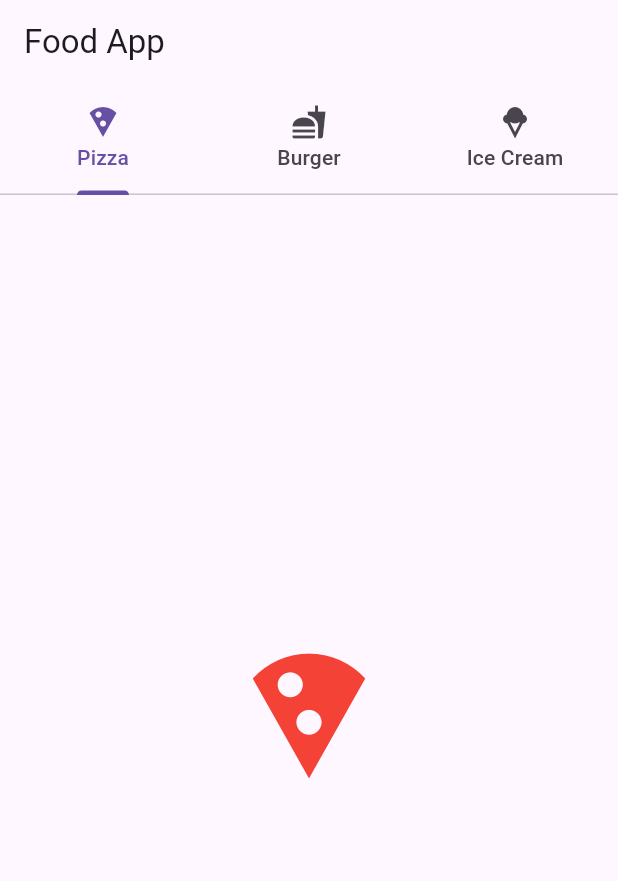
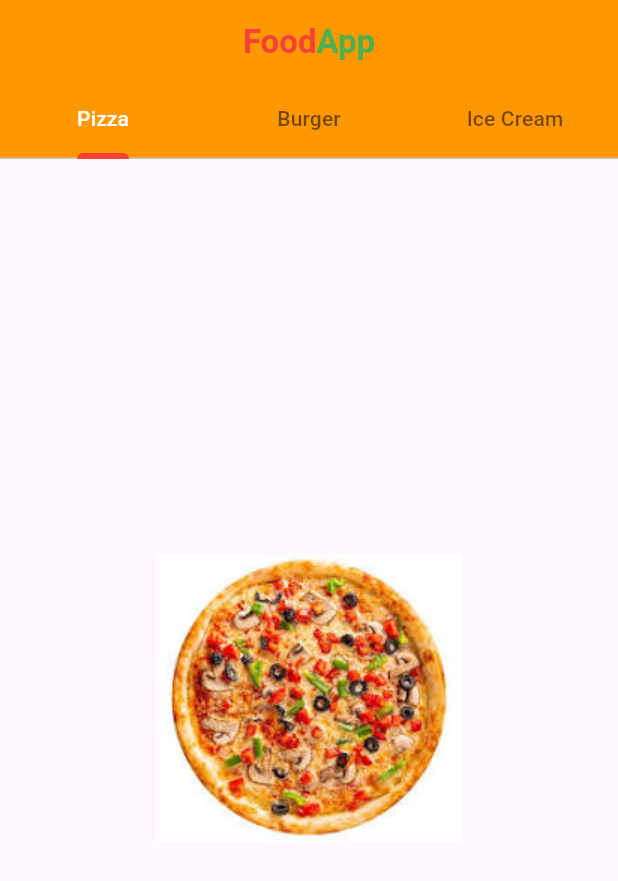
Before and after one commit to annika123/mad_project, a Flutter app: the screen it shows after launch, on a phone screen of 412 x 824 dp. Shown: the top 881 px of the screen. Run offline on Flutter 3.47's test engine with Material 3 defaults, Android fonts, the phone set to English and light mode, and no system bars.

Commit message:
food app

```diff
--- a/lib/main.dart
+++ b/lib/main.dart
@@ -10,24 +10,52 @@ class FoodApp extends StatelessWidget {
   @override
   Widget build(BuildContext context) {
     return MaterialApp(
+      debugShowCheckedModeBanner: false,
       home: DefaultTabController(
         length: 3,
         child: Scaffold(
           appBar: AppBar(
-            title: const Text("Food App"),
+            title: const Text.rich(
+              TextSpan(
+                children: [
+                  TextSpan(
+                    text: "Food",
+                    style: TextStyle(
+                      color: Colors.red,
+                      fontSize: 22,
+                      fontWeight: FontWeight.bold,
+                    ),
+                  ),
+                  TextSpan(
+                    text: "App",
+                    style: TextStyle(
+                      color: Colors.green,
+                      fontSize: 22,
+                      fontWeight: FontWeight.bold,
+                    ),
+                  ),
+                ],
+              ),
+            ),
+            backgroundColor: Colors.orange,
+            centerTitle: true,
             bottom: const TabBar(
+              labelColor: Colors.white,
+              unselectedLabelColor: Colors.black54,
+              indicatorColor: Colors.red,
+              indicatorWeight: 4.0,
               tabs: [
-                Tab(icon: Icon(Icons.local_pizza), text: "Pizza"),
-                Tab(icon: Icon(Icons.fastfood), text: "Burger"),
-                Tab(icon: Icon(Icons.icecream), text: "Ice Cream"),
+                Tab(text: "Pizza"),
+                Tab(text: "Burger"),
+                Tab(text: "Ice Cream"),
               ],
             ),
           ),
-          body: const TabBarView(
+          body: TabBarView(
             children: [
-              Icon(Icons.local_pizza, size: 100, color: Colors.red),
-              Icon(Icons.fastfood, size: 100, color: Colors.orange),
-              Icon(Icons.icecream, size: 100, color: Colors.blue),
+              Image.asset("assets/pizza.png.jpg"), // Pizza image
+              Image.asset("assets/burger.png.jpg"), // Burger image
+              Image.asset("assets/icecream.png.jpg"), // Ice Cream image
             ],
           ),
         ),
--- a/pubspec.yaml
+++ b/pubspec.yaml
@@ -58,7 +58,11 @@ flutter:
   uses-material-design: true
 
   # To add assets to your application, add an assets section, like this:
-  # assets:
+  assets:
+    - assets/pizza.png.jpg
+    - assets/burger.png.jpg
+    - assets/icecream.png.jpg
+
   #   - images/a_dot_burr.jpeg
   #   - images/a_dot_ham.jpeg
 
```
Also changed, not shown: assets/burger.png.jpg (added), assets/icecream.png.jpg (added), assets/pizza.png.jpg (added).
